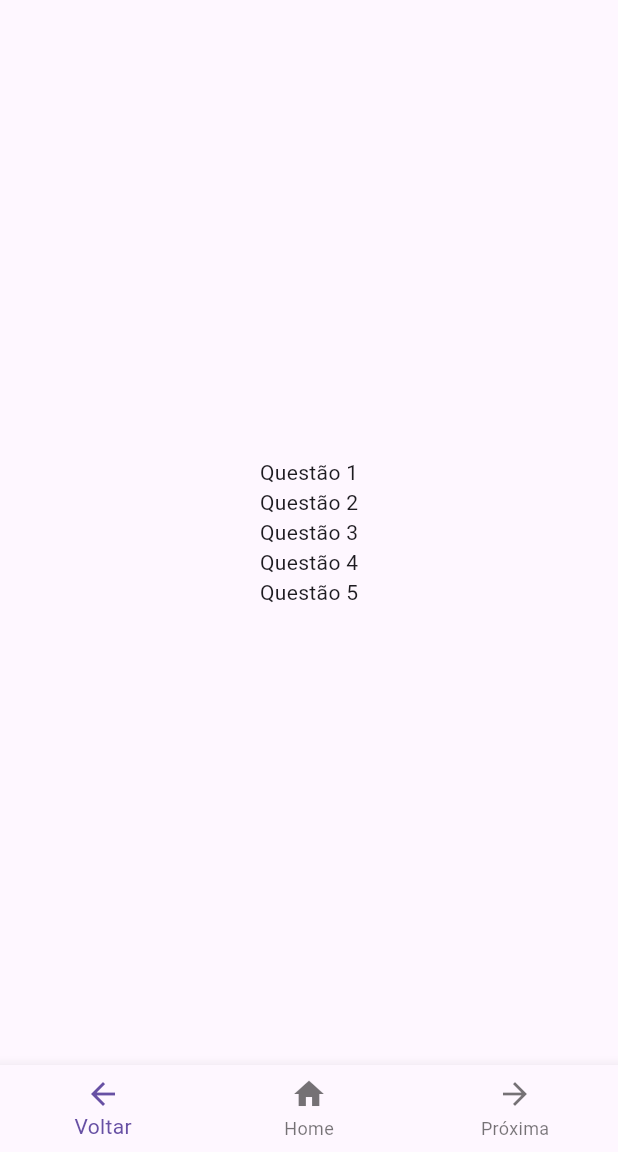
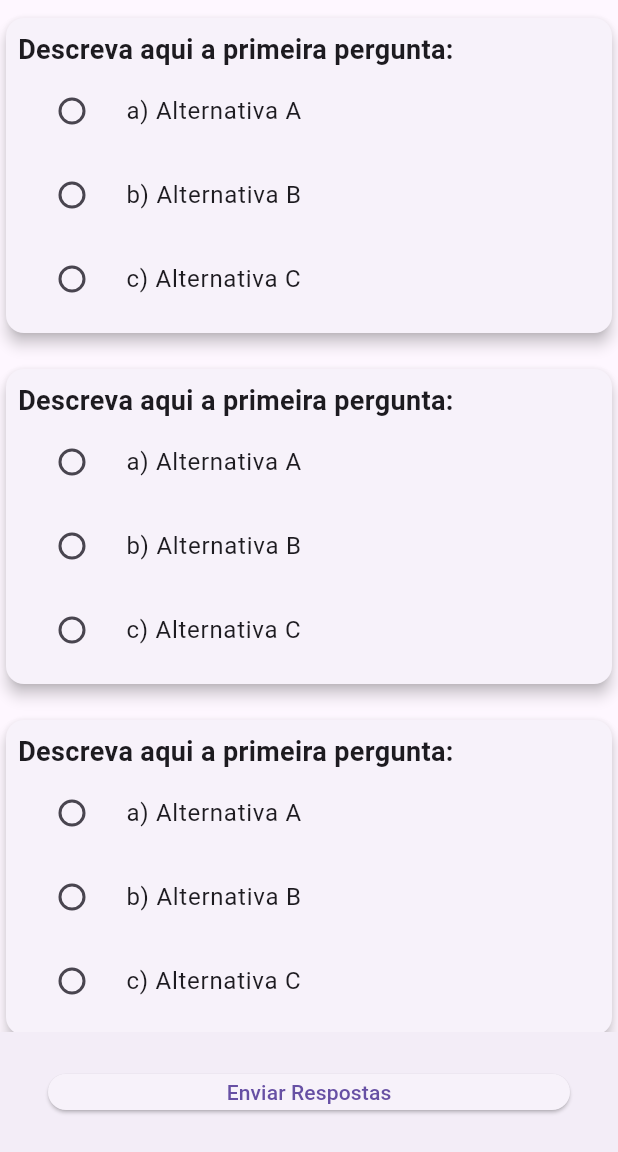
Before and after one commit to luisestevampo/flutterufba, a Flutter app: the screen it shows after launch, item 2 of the bottom bar chosen, on a phone screen of 412 x 824 dp, the part 84-1236 px from its top. Run offline on Flutter 3.47's test engine with Material 3 defaults, Android fonts, the phone set to English and light mode, and no system bars.

Commit message:
adicionando lógica do sistema

```diff
--- a/lib/main.dart
+++ b/lib/main.dart
@@ -68,12 +68,13 @@ class inicio extends StatelessWidget {
   }
 }
 
-class Questoes {
+class Question {
   String text;
-  List<String> opcoes;
-  int?OpcaoSelecionada;
+  List<String> options;
+  int?selectedOption;
+  int correctOption;
 
-  Questoes(this.text, this.opcoes, this.OpcaoSelecionada);
+  Question(this.text, this.options, this.selectedOption, this.correctOption);
 }
 
 class FirstPage extends StatefulWidget{
@@ -84,6 +85,38 @@ class FirstPage extends StatefulWidget{
 }
 
 class _FirstPageState extends State<FirstPage> {
+
+  List<Question> questions =[
+    Question('Descreva aqui a primeira pergunta:', ['a) Alternativa A', 'b) Alternativa B', 'c) Alternativa C'], null, 0),
+    Question('Descreva aqui a primeira pergunta:', ['a) Alternativa A', 'b) Alternativa B', 'c) Alternativa C'], null, 0),
+    Question('Descreva aqui a primeira pergunta:', ['a) Alternativa A', 'b) Alternativa B', 'c) Alternativa C'], null, 0),
+    Question('Descreva aqui a primeira pergunta:', ['a) Alternativa A', 'b) Alternativa B', 'c) Alternativa C'], null, 0),
+    Question('Descreva aqui a primeira pergunta:', ['a) Alternativa A', 'b) Alternativa B', 'c) Alternativa C'], null,0),
+  ];
+
+  void calculateAndNavigate() {
+    int score = 0;
+    for (var question in questions) {
+      if (question.selectedOption == question.correctOption) {
+        score++;
+      }
+    }
+    double grade = (score / questions.length) * 10;
+
+    bool isApproved = grade >= 6;
+
+    Navigator.push(
+      context,
+      MaterialPageRoute(
+        builder: (context) => TelaResultado(
+          grade: grade,
+          isApproved: isApproved,
+        ),
+      ),
+    );
+  }
+
+
   @override
   Widget build(BuildContext context) {
     return Scaffold(
@@ -94,125 +127,78 @@ class _FirstPageState extends State<FirstPage> {
       ),
 
 
-      body: const Center(
+      body: Center(
+        child: ListView.builder(
+          itemCount: questions.length,
+          itemBuilder: (context, index) {
+            return Padding(
+              padding: const EdgeInsets.symmetric(vertical: 8.0),
+              child: Card(
+                elevation: 4,
+                child: Padding(
+                  padding: const EdgeInsets.all(8.0),
                   child: Column(
-          mainAxisAlignment: MainAxisAlignment.center,
+                    crossAxisAlignment: CrossAxisAlignment.start,
                     children: [
-            Text("Questão 1"),
-            Text("Questão 2"),
-            Text("Questão 3"),
-            Text("Questão 4"),
-            Text("Questão 5"),
+                      Text(
+                        questions[index].text,
+                        style: TextStyle(fontSize: 18, fontWeight: FontWeight.bold),
+                      ),
+                      for (int i = 0; i < questions[index].options.length; i++)
+                        RadioListTile<int>(
+                          title: Text(questions[index].options[i]),
+                          value: i,
+                          groupValue: questions[index].selectedOption,
+                          onChanged: (value) {
+                            setState(() {
+                              questions[index].selectedOption = value;
+                            });
+                          },
+                        ),
                     ],
-
-        )
-
                   ),
-
-      bottomNavigationBar: BottomNavigationBar(
-        items: const [
-          BottomNavigationBarItem(
-            icon: Icon(Icons.arrow_back),
-            label: 'Voltar'
                 ),
-
-          BottomNavigationBarItem(
-            icon: Icon(Icons.home),
-            label: 'Home'
-
               ),
-          BottomNavigationBarItem(
-            icon: Icon(Icons.arrow_forward),
-            label: 'Próxima'
-            )
-      ],
-      currentIndex: 0,
-      onTap: (index) {
-        if (index == 2) {
-          Navigator.push(
-            context,
-            MaterialPageRoute(builder: (context) => const TelaResultado()),
             );
-        } else if (index == 0 ) {
-            Navigator.pop(
-            context,
-            MaterialPageRoute(builder: (context) => const inicio()),
-            );
-        } else {
-          Navigator.pop(
-            context,
-            MaterialPageRoute(builder: (context) => const inicio())
-          );
-        }
-
           },
+        ),
+      ),
+       bottomNavigationBar: BottomAppBar(
+        child: Padding(
+          padding: const EdgeInsets.all(16.0),
+          child: ElevatedButton(
+            onPressed: calculateAndNavigate,
+            child: Text('Enviar Respostas'),
+          ),
+        ),
       ),
     );
   }
 }
 
 
-class TelaResultado extends StatefulWidget {
-  const TelaResultado({super.key});
+class TelaResultado extends StatelessWidget {
+  const TelaResultado({super.key, required this.grade, required this.isApproved});
+  final double grade;
+  final bool isApproved;
 
-  @override
-  _TelaResultadoState createState() => _TelaResultadoState();
-}
-
-class _TelaResultadoState extends State<TelaResultado> {
   @override
   Widget build(BuildContext context) {
     return Scaffold(
       appBar: AppBar(
         title: const Text("Página de Resultado"),
-        backgroundColor: Colors.green,
+        backgroundColor: isApproved ? Colors.green : Colors.red,
         centerTitle: true,
       ),
-      body: const Center(
-        child: Text("Página de resutado"),
+      body: Center(
+        child: Text(
+          isApproved
+              ? 'Aluno aprovado com nota $grade'
+              : 'Aluno reprovado com nota $grade',
+          textAlign: TextAlign.center,
       ),
-      bottomNavigationBar: BottomNavigationBar(
-        items: const [
-          BottomNavigationBarItem(
-            icon: Icon(Icons.arrow_back),
-            label: 'Voltar'
       ),
 
-          BottomNavigationBarItem(
-            icon: Icon(Icons.home),
-            label: 'Home'
-
-            ),
-        ],
-        currentIndex: 0,
-      onTap: (index) {
-        if (index == 0) {
-          Navigator.pop(
-            context,
-            MaterialPageRoute(builder: (context) => const FirstPage()),
-          );
-        } else if (index == 1 ) {
-            Navigator.pop(
-            context,
-            MaterialPageRoute(builder: (context) => const inicio()),
-            );
-        }
-      },
-      ),
     );
   }
 }
-
-class Applogic {
-  /*
-    criar 5 questões com botão radio (Leonardo)
-    setar que a alternativa correta é sempre a letra A
-
-
-    Cada acerto conta pontuação ++
-    if numero de acertos for =>3 exibe tela verde com a mennsagem de aprovado  e pontuação
-    else exibe tela ver melha com a mensagem de reprovado ee pontuação
-
-
-   */
-}
```
Lines whose indentation alone changed are shown as unchanged.
